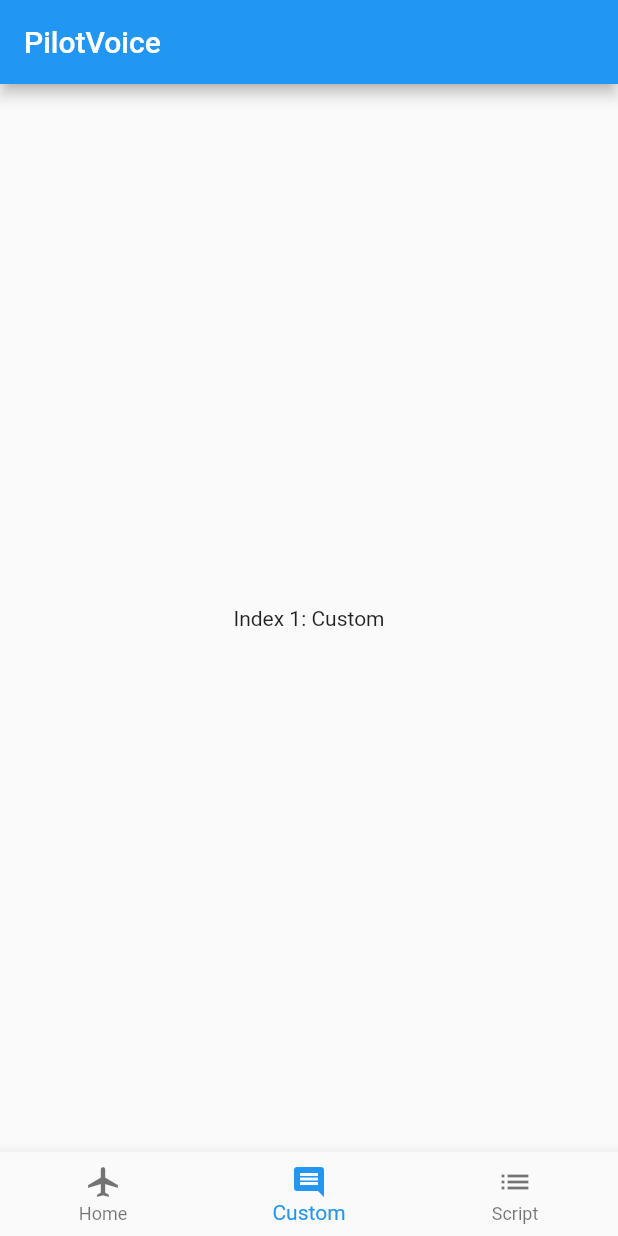
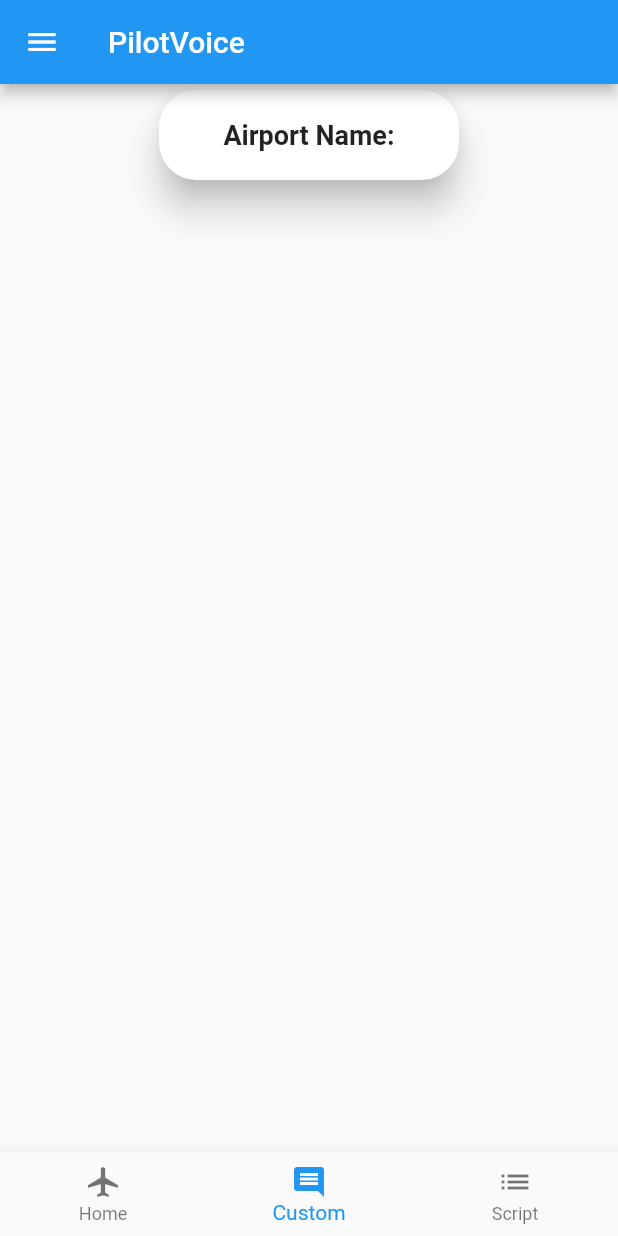
Before and after one commit to stahlie/PilotVoice, a Flutter app: the screen it shows after launch, on a phone screen of 412 x 824 dp. Run offline on Flutter 3.47's test engine with Material 2 defaults, Android fonts, the phone set to English and light mode, and no system bars.

Commit message:
added first card on custom screen

```diff
--- /dev/null
+++ b/lib/CustomScreen.dart
@@ -0,0 +1,43 @@
+import 'package:flutter/material.dart';
+
+class CustomScreen extends StatelessWidget {
+
+  @override
+  Widget build(BuildContext context) {
+    return new Scaffold(
+      body: new Center(
+        child: new Column(
+
+          children: <Widget>[
+            Card(
+              color: Colors.white,
+              elevation: 10.0,
+              shape: RoundedRectangleBorder(
+                borderRadius: BorderRadius.circular(25.0),
+              ),
+              child: Container(
+                height: 60.0,
+                width: 200.0,
+                child: Row(
+                  children: <Widget>[
+                    Expanded (
+                      child: new Text(
+                        'Airport Name:',
+                        textAlign: TextAlign.center,
+                        style: TextStyle(
+                          fontFamily: 'Roboto',
+                          fontWeight: FontWeight.bold,
+                          fontSize: 18.0,
+                        ),
+                      ),
+                    ),
+                  ],
+                ),
+              ),
+            ),
+          ],
+        ),
+      ),
+    );
+  }
+}
--- a/lib/main.dart
+++ b/lib/main.dart
@@ -1,4 +1,5 @@
 import 'package:flutter/material.dart';
+import './CustomScreen.dart';
 
 void main() => runApp(MyApp());
 
@@ -8,6 +9,7 @@ class MyApp extends StatelessWidget {
   @override
   Widget build(BuildContext context) {
     return MaterialApp(
+      debugShowCheckedModeBanner: false,
       title: 'PilotVoice',
       theme: ThemeData(
         // This is the theme of your application.
@@ -32,7 +34,7 @@ class _MyHomePageState extends State<MyHomePage> {
   int _selectedIndex = 1;
   final _widgetOptions = [
     Text('Index 0: Home'),
-    Text('Index 1: Custom'),
+    CustomScreen(),
     Text('Index 2: Script'),
   ];
 
@@ -40,6 +42,16 @@ class _MyHomePageState extends State<MyHomePage> {
   Widget build(BuildContext context) {
     return Scaffold(
       appBar: AppBar(
+        // Menu icon on Appbar
+        leading: IconButton(
+          icon: Icon(
+            Icons.menu,
+            semanticLabel: 'menu',
+          ),
+          onPressed: () {
+            print('Menu button');
+          },
+        ),
         title: Text('PilotVoice'),
       ),
       body: Center(
--- a/pubspec.yaml
+++ b/pubspec.yaml
@@ -7,7 +7,9 @@ description: PilotVoice
 # Both the version and the builder number may be overridden in flutter
 # build by specifying --build-name and --build-number, respectively.
 # Read more about versioning at semver.org.
-version: 1.0.0+1
+
+# changed from 1.0.0+1 to 0.0.0+1   Matt Staley
+version: 0.0.0+1
 
 environment:
   sdk: ">=2.0.0-dev.68.0 <3.0.0"
```
Also changed, not shown: 2 other files.
